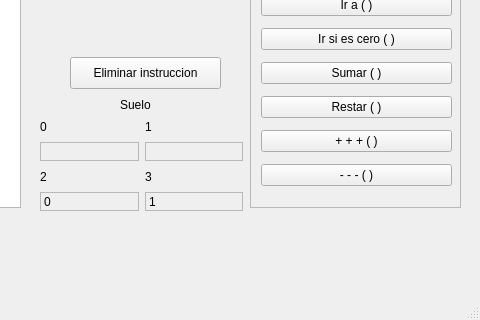
Above: Interfaz.ui from AlexandroCode/pgmAlgoritmos before the change; both pictures show x 180 to 660 and y 253 to 573 of the 660 by 573 pixel window. Below: the same form after it.
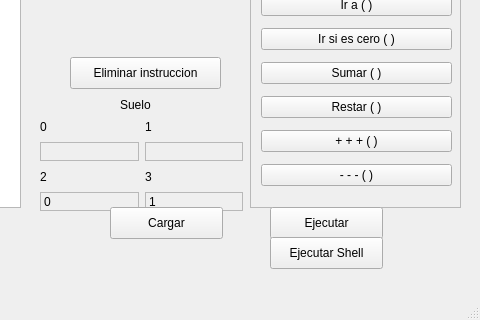
That is the form after the change.

Patch:
```diff
--- a/Interfaz.ui
+++ b/Interfaz.ui
@@ -341,6 +341,45 @@
      <string>INICIAR</string>
     </property>
    </widget>
+   <widget class="QPushButton" name="btnEjecutar">
+    <property name="geometry">
+     <rect>
+      <x>450</x>
+      <y>460</y>
+      <width>113</width>
+      <height>32</height>
+     </rect>
+    </property>
+    <property name="text">
+     <string>Ejecutar</string>
+    </property>
+   </widget>
+   <widget class="QPushButton" name="btnCargar">
+    <property name="geometry">
+     <rect>
+      <x>290</x>
+      <y>460</y>
+      <width>113</width>
+      <height>32</height>
+     </rect>
+    </property>
+    <property name="text">
+     <string>Cargar</string>
+    </property>
+   </widget>
+   <widget class="QPushButton" name="btnExeShell">
+    <property name="geometry">
+     <rect>
+      <x>450</x>
+      <y>490</y>
+      <width>113</width>
+      <height>32</height>
+     </rect>
+    </property>
+    <property name="text">
+     <string>Ejecutar Shell</string>
+    </property>
+   </widget>
   </widget>
   <widget class="QMenuBar" name="menubar">
    <property name="geometry">
```
